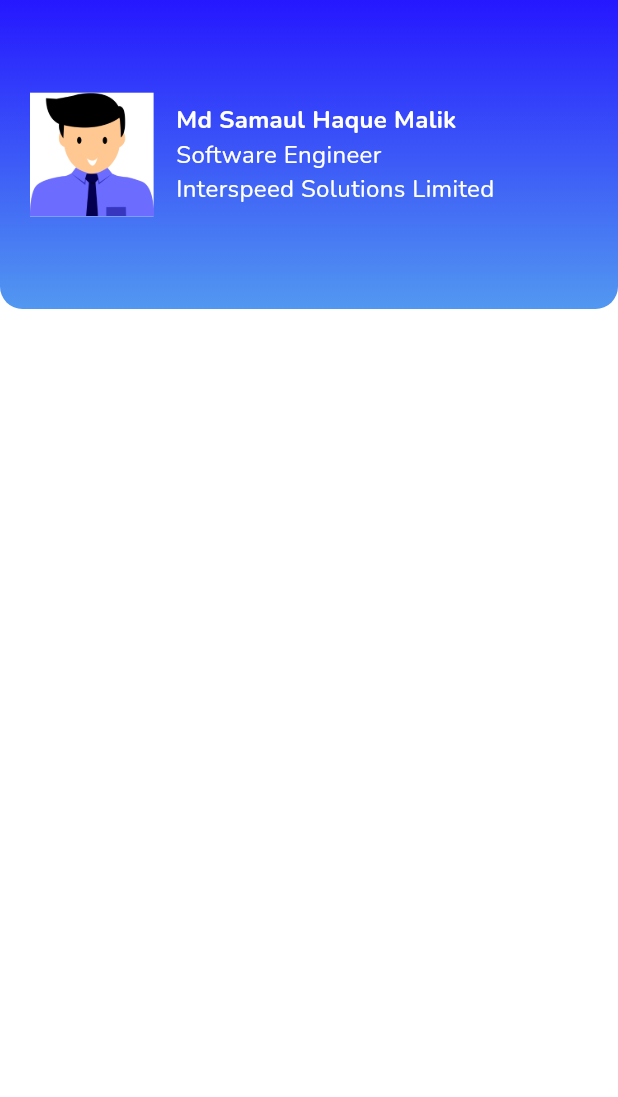
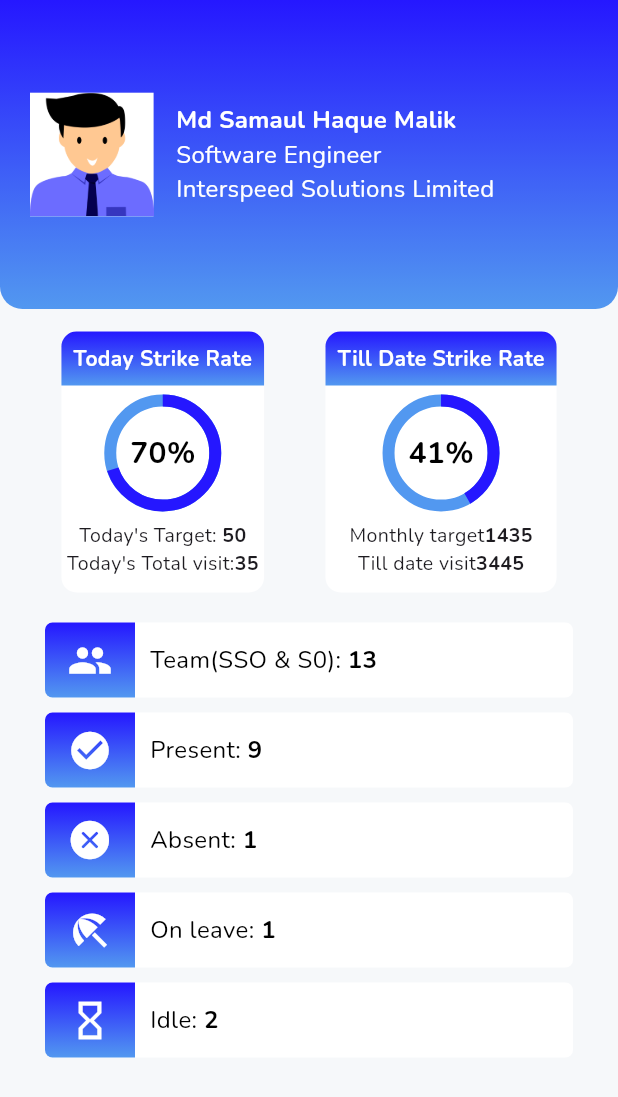
Before and after one commit to utso1707097/data_collect, a Flutter app: the ActivityScreen screen opened directly, on a phone screen of 412 x 824 dp. Shown: the top 1097 px of the screen. Run offline on Flutter 3.47's test engine with Material 3 defaults, Android fonts, the phone set to English and light mode, and no system bars; our stand-ins replace get, google_fonts, material_design_icons_flutter, shared_preferences; accounts and stored records are empty.

Commit message:
Feat: Store Page created

```diff
--- a/lib/screens/activity_screen.dart
+++ b/lib/screens/activity_screen.dart
@@ -1,6 +1,10 @@
 import 'package:data_fetch/widgets/custom_drawer.dart';
 import 'package:flutter/cupertino.dart';
 import 'package:flutter/material.dart';
+import 'package:material_design_icons_flutter/material_design_icons_flutter.dart';
+
+import '../widgets/custom_info_card.dart';
+import '../widgets/custom_progress_card.dart';
 
 class ActivityScreen extends StatefulWidget {
   const ActivityScreen({super.key});
@@ -13,9 +17,10 @@ class _ActivityScreenState extends State<ActivityScreen> {
   @override
   Widget build(BuildContext context) {
     return Scaffold(
-      backgroundColor: Colors.white,
+      backgroundColor: Color(0xffF6F8FA),
       drawer: const CustomDrawer(),
-      body: Column(
+      body: SingleChildScrollView(
+        child: Column(
           children: [
             Container(
               width: double.infinity,
@@ -33,22 +38,30 @@ class _ActivityScreenState extends State<ActivityScreen> {
                     bottomRight: Radius.circular(15),
                     bottomLeft: Radius.circular(15),
                   )),
+              child: SafeArea(
                 child: Column(
                   mainAxisAlignment: MainAxisAlignment.center,
                   children: [
                     Row(
                       mainAxisAlignment: MainAxisAlignment.spaceEvenly,
                       children: [
-                    SizedBox(width: 20,),
+                        SizedBox(
+                          width: 20,
+                        ),
                         Container(
                           width: MediaQuery.of(context).size.width * 0.2,
                           height: MediaQuery.of(context).size.width * 0.2,
                           decoration: BoxDecoration(
                             color: Colors.white,
                           ),
-                      child: Image.asset("assets/images/avatar.png",fit: BoxFit.cover,),
+                          child: Image.asset(
+                            "assets/images/avatar.png",
+                            fit: BoxFit.cover,
                           ),
-                    SizedBox(width: 15,),
+                        ),
+                        SizedBox(
+                          width: 15,
+                        ),
                         Expanded(
                           child: Column(
                             crossAxisAlignment: CrossAxisAlignment.start,
@@ -85,8 +98,75 @@ class _ActivityScreenState extends State<ActivityScreen> {
                     )
                   ],
                 ),
-          )
+              ),
+            ),
+            SizedBox(
+              height: 15,
+            ),
+            Row(
+              mainAxisAlignment: MainAxisAlignment.spaceEvenly,
+              children: [
+                CustomProgressCard(
+                  title: "Today Strike Rate",
+                  progress: 0.7,
+                  progressText: "70%",
+                  targetLabel: "Today's Target: ",
+                  targetValue: "50",
+                  completedLabel: "Today's Total visit:",
+                  completedValue: "35",
+                ),
+                CustomProgressCard(
+                  title: "Till Date Strike Rate",
+                  progress: 1435 / 3445,
+                  progressText: "${(1435 / 3445 * 100).toInt()}%",
+                  targetLabel: "Monthly target",
+                  targetValue: "1435",
+                  completedLabel: "Till date visit",
+                  completedValue: "3445",
+                ),
               ],
+            ),
+            SizedBox(height: 20,),
+            Container(
+              padding: EdgeInsets.symmetric(horizontal: 30),
+              child: Column(
+                children: [
+                  CustomInfoCard(
+                    icon: Icons.group,
+                    title: "Team(SSO & S0)",
+                    value: "13",
+                  ),
+                  SizedBox(height: 10,),
+                  CustomInfoCard(
+                    icon: Icons.check_circle,
+                    title: "Present",
+                    value: "9",
+                  ),
+                  SizedBox(height: 10,),
+                  CustomInfoCard(
+                    icon: CupertinoIcons.clear_thick_circled,
+                    title: "Absent",
+                    value: "1",
+                  ),
+                  SizedBox(height: 10,),
+                  CustomInfoCard(
+                    icon: Icons.beach_access,
+                    title: "On leave",
+                    value: "1",
+                  ),
+                  SizedBox(height: 10,),
+                  CustomInfoCard(
+                    icon: Icons.hourglass_empty,
+                    title: "Idle",
+                    value: "2",
+                  ),
+                  SizedBox(height: 10,),
+                ],
+              ),
+            ),
+
+          ],
+        ),
       ),
     );
   }
--- /dev/null
+++ b/lib/screens/market_screen.dart
@@ -0,0 +1,122 @@
+import 'package:flutter/cupertino.dart';
+import 'package:flutter/material.dart';
+import 'package:material_design_icons_flutter/material_design_icons_flutter.dart';
+
+class MarketScreen extends StatelessWidget {
+  MarketScreen({Key? key}) : super(key: key);
+
+  // Dummy data for stores
+  final List<Map<String, dynamic>> stores = [
+    {
+      'name': 'Dhaka Store',
+      'code': '1221',
+      'address': '123 Main Street, Dhaka',
+    },
+    {
+      'name': 'Chittagong Store',
+      'code': '3456',
+      'address': '456 Beach Road, Chittagong',
+    },
+    {
+      'name': 'Khulna Store',
+      'code': '7890',
+      'address': '789 Park Avenue, Khulna',
+    },
+    // Add more stores as needed
+  ];
+
+  @override
+  Widget build(BuildContext context) {
+    return Scaffold(
+      backgroundColor: Color(0xffF6F8FA),
+      body: Column(
+        children: [
+          Container(
+            width: double.infinity,
+            height: MediaQuery.of(context).size.height * 0.25,
+            decoration: BoxDecoration(
+                gradient: LinearGradient(
+                  colors: [
+                    Color(0xff2517FF),
+                    Color(0xff5298F0),
+                  ],
+                  begin: Alignment.topCenter,
+                  end: Alignment.bottomCenter,
+                ),
+                borderRadius: BorderRadius.only(
+                  bottomRight: Radius.circular(15),
+                  bottomLeft: Radius.circular(15),
+                )),
+            child: SafeArea(
+              child: Column(
+                mainAxisAlignment: MainAxisAlignment.center,
+                children: [
+                  Icon(
+                    MdiIcons.store,
+                    size: 100,
+                    color: Color(0xff64FFDA),
+                  ),
+                  Row(
+                    mainAxisAlignment: MainAxisAlignment.center,
+                    children: [
+                      Text(
+                        "Total Retail: ",
+                        style: TextStyle(
+                          color: Colors.white,
+                          fontSize: 16,
+                        ),
+                      ),
+                      Text(
+                        "1134",
+                        style: TextStyle(
+                          fontWeight: FontWeight.bold,
+                          color: Colors.white,
+                          fontSize: 16,
+                        ),
+                      ),
+                    ],
+                  ),
+                ],
+              ),
+            ),
+          ),
+          Expanded(
+            child: ListView.builder(
+              itemCount: stores.length,
+              itemBuilder: (context, index) {
+                final store = stores[index];
+                return Container(
+                  margin: EdgeInsets.symmetric(horizontal: 10, vertical: 5),
+                  decoration: BoxDecoration(
+                    borderRadius: BorderRadius.circular(10),
+                    color: Colors.white,
+                  ),
+                  child: ListTile(
+                    title: Text(
+                      store['name'],
+                      style: TextStyle(fontWeight: FontWeight.bold),
+                    ),
+                    subtitle: Column(
+                      crossAxisAlignment: CrossAxisAlignment.start,
+                      children: [
+                        Text('Code: ${store['code']}'),
+                        Text('Address: ${store['address']}'),
+                      ],
+                    ),
+                    onTap: () {
+                      // Handle tap on the store tile
+                      // You can navigate to a detailed screen or perform any action
+                      // Here, I'm just printing the name of the tapped store
+                      print('Tapped store: ${store['name']}');
+                    },
+                    contentPadding: EdgeInsets.all(10),
+                  ),
+                );
+              },
+            ),
+          ),
+        ],
+      ),
+    );
+  }
+}
--- a/lib/widgets/custom_drawer.dart
+++ b/lib/widgets/custom_drawer.dart
@@ -1,6 +1,8 @@
 import 'dart:developer';
 
 import 'package:data_fetch/screens/activity_screen.dart';
+import 'package:data_fetch/screens/login_screen.dart';
+import 'package:data_fetch/screens/market_screen.dart';
 import 'package:flutter/material.dart';
 import 'package:get/get.dart';
 
@@ -79,7 +81,7 @@ class CustomDrawer extends StatelessWidget {
           ListTile(
             leading: const Icon(Icons.view_list),
             title: Text(
-              'Dashboard',
+              'Store',
               style: TextStyle(
                 fontSize: 16,
                 fontWeight: FontWeight.bold,
@@ -89,11 +91,11 @@ class CustomDrawer extends StatelessWidget {
               // Navigate to see entered outlet page
               // SharedPreferenceController cache = Get.find();
               // log(cache.user?.userId ?? "");
-              // Navigator.pop(context);
-              // Navigator.push(
-              //   context,
-              //   MaterialPageRoute(builder: (context) => EnteredOutletPage(userId: cache.user?.userId ?? "")),
-              // );
+              Navigator.pop(context);
+              Navigator.push(
+                context,
+                MaterialPageRoute(builder: (context) => MarketScreen()),
+              );
             },
           ),
           ListTile(
@@ -109,11 +111,11 @@ class CustomDrawer extends StatelessWidget {
               // SharedPreferenceController cache = Get.find();
               // await cache.logout();
               // navigatorKey.currentState!.pop();
-              // navigatorKey.currentState!.pushReplacement(
-              //   MaterialPageRoute(
-              //     builder: (context) => LoginPage(),
-              //   ),
-              // );
+              Navigator.of(context).pushReplacement(
+                MaterialPageRoute(
+                  builder: (context) => LoginScreen(),
+                ),
+              );
             },
           ),
         ],
--- /dev/null
+++ b/lib/widgets/custom_info_card.dart
@@ -0,0 +1,67 @@
+import 'package:flutter/material.dart';
+
+class CustomInfoCard extends StatelessWidget {
+  final IconData icon;
+  final String title;
+  final String value;
+
+  const CustomInfoCard({
+    Key? key,
+    required this.icon,
+    required this.title,
+    required this.value,
+  }) : super(key: key);
+
+  @override
+  Widget build(BuildContext context) {
+    return Container(
+      decoration: BoxDecoration(
+        borderRadius: BorderRadius.circular(5),
+        color: Colors.white,
+      ),
+      child: Row(
+        children: [
+          Container(
+            width: 60,
+            height: 50,
+            decoration: BoxDecoration(
+              borderRadius: BorderRadius.only(
+                topLeft: Radius.circular(5),
+                bottomLeft: Radius.circular(5),
+              ),
+              gradient: LinearGradient(
+                colors: [
+                  Color(0xff2517FF),
+                  Color(0xff5298F0),
+                ],
+                begin: Alignment.topCenter,
+                end: Alignment.bottomCenter,
+              ),
+            ),
+            child: Icon(
+              icon,
+              color: Colors.white,
+              size: 30,
+            ),
+          ),
+          SizedBox(width: 10),
+          Text(
+            "$title: ",
+            style: TextStyle(
+              fontSize: 16,
+              color: Colors.black,
+            ),
+          ),
+          Text(
+            value,
+            style: TextStyle(
+              fontSize: 16,
+              color: Colors.black,
+              fontWeight: FontWeight.bold,
+            ),
+          ),
+        ],
+      ),
+    );
+  }
+}
--- /dev/null
+++ b/lib/widgets/custom_progress_card.dart
@@ -0,0 +1,138 @@
+import 'package:flutter/material.dart';
+
+class CustomProgressCard extends StatelessWidget {
+  final String title;
+  final double progress;
+  final String progressText;
+  final String targetLabel;
+  final String targetValue;
+  final String completedLabel;
+  final String completedValue;
+
+  const CustomProgressCard({
+    Key? key,
+    required this.title,
+    required this.progress,
+    required this.progressText,
+    required this.targetLabel,
+    required this.targetValue,
+    required this.completedLabel,
+    required this.completedValue,
+  }) : super(key: key);
+
+  @override
+  Widget build(BuildContext context) {
+    return Container(
+      decoration: BoxDecoration(
+        color: Colors.white,
+        borderRadius: BorderRadius.all(Radius.circular(10),),
+      ),
+      child: Column(
+        children: [
+          Container(
+            child: Column(
+              mainAxisAlignment: MainAxisAlignment.center,
+              crossAxisAlignment: CrossAxisAlignment.center,
+              children: [
+                Container(
+                  padding: EdgeInsets.all(8),
+                  decoration: BoxDecoration(
+                    borderRadius: BorderRadius.only(
+                      topRight: Radius.circular(10),
+                      topLeft: Radius.circular(10),
+                    ),
+                    gradient: LinearGradient(
+                      colors: [
+                        Color(0xff2517FF),
+                        Color(0xff5298F0),
+                      ],
+                      begin: Alignment.topCenter,
+                      end: Alignment.bottomCenter,
+                    ),
+                  ),
+                  child: Text(
+                    title,
+                    style: TextStyle(
+                      color: Colors.white,
+                      fontSize: 14,
+                      fontWeight: FontWeight.bold,
+                    ),
+                  ),
+                ),
+                SizedBox(height: 10,),
+                Stack(
+                  alignment: Alignment.center,
+                  children: [
+                    SizedBox(
+                      width: 70,
+                      height: 70,
+                      child: CircularProgressIndicator(
+                        value: progress,
+                        // Set your progress value here (0.0 to 1.0)
+                        backgroundColor: Color(0xff5298F0),
+                        valueColor:
+                            AlwaysStoppedAnimation<Color>(Color(0xff2517FF),),
+                        strokeWidth: 8,
+                      ),
+                    ),
+                    Text(
+                      progressText, // You can replace this with a dynamic value
+                      style: TextStyle(
+                        fontSize: 20,
+                        fontWeight: FontWeight.bold,
+                        color: Colors.black,
+                      ),
+                    ),
+                  ],
+                ),
+                SizedBox(height: 10),
+                // Add some spacing between the progress bar and text
+                Row(
+                  mainAxisAlignment: MainAxisAlignment.center,
+                  children: [
+                    Text(
+                      targetLabel,
+                      // You can replace this with a dynamic value
+                      style: TextStyle(
+                        fontSize: 13,
+                      ),
+                    ),
+                    Text(
+                      targetValue,
+                      // You can replace this with a dynamic value
+                      style: TextStyle(
+                        fontSize: 13,
+                        fontWeight: FontWeight.bold,
+                      ),
+                    ),
+                  ],
+                ),
+                Row(
+                  mainAxisAlignment: MainAxisAlignment.center,
+                  children: [
+                    Text(
+                      completedLabel,
+                      // You can replace this with a dynamic value
+                      style: TextStyle(
+                        fontSize: 13,
+                      ),
+                    ),
+                    Text(
+                      completedValue,
+                      // You can replace this with a dynamic value
+                      style: TextStyle(
+                        fontSize: 13,
+                        fontWeight: FontWeight.bold,
+                      ),
+                    ),
+                  ],
+                ),
+                SizedBox(height: 10),
+              ],
+            ),
+          )
+        ],
+      ),
+    );
+  }
+}
--- a/pubspec.yaml
+++ b/pubspec.yaml
@@ -38,6 +38,7 @@ dependencies:
   google_fonts: ^6.2.1
   get: ^4.6.6
   shared_preferences: ^2.2.3
+  material_design_icons_flutter: ^7.0.7296
 
 dev_dependencies:
   flutter_test:
```
Also changed, not shown: pubspec.lock. Lines whose indentation alone changed are shown as unchanged.
